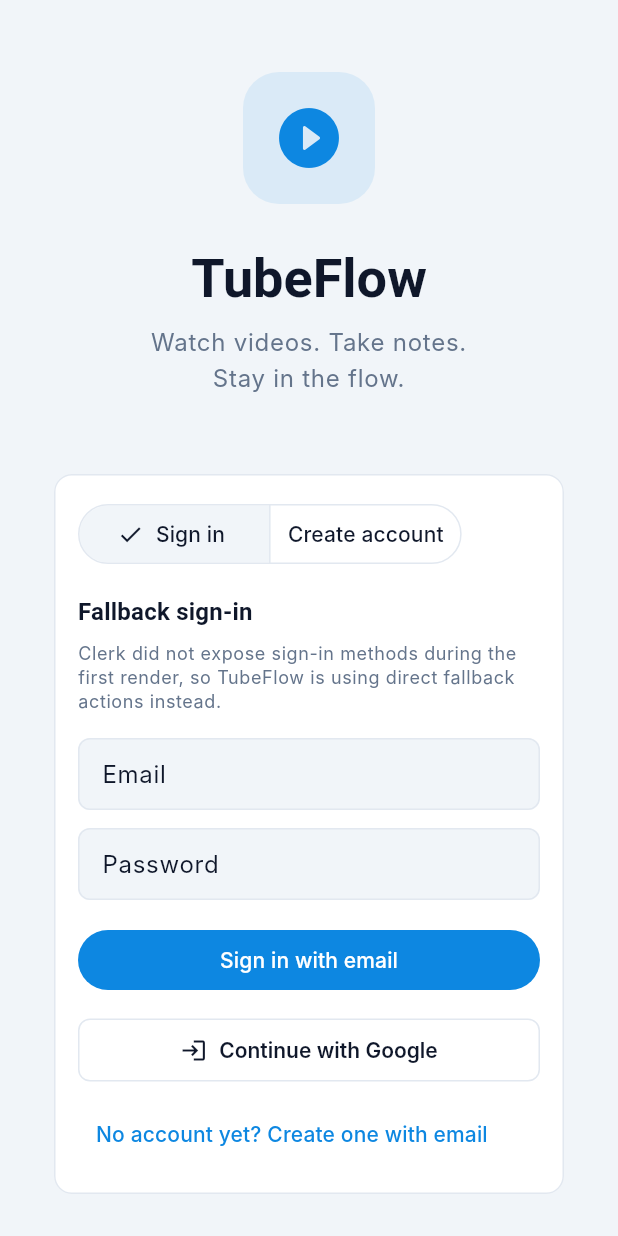
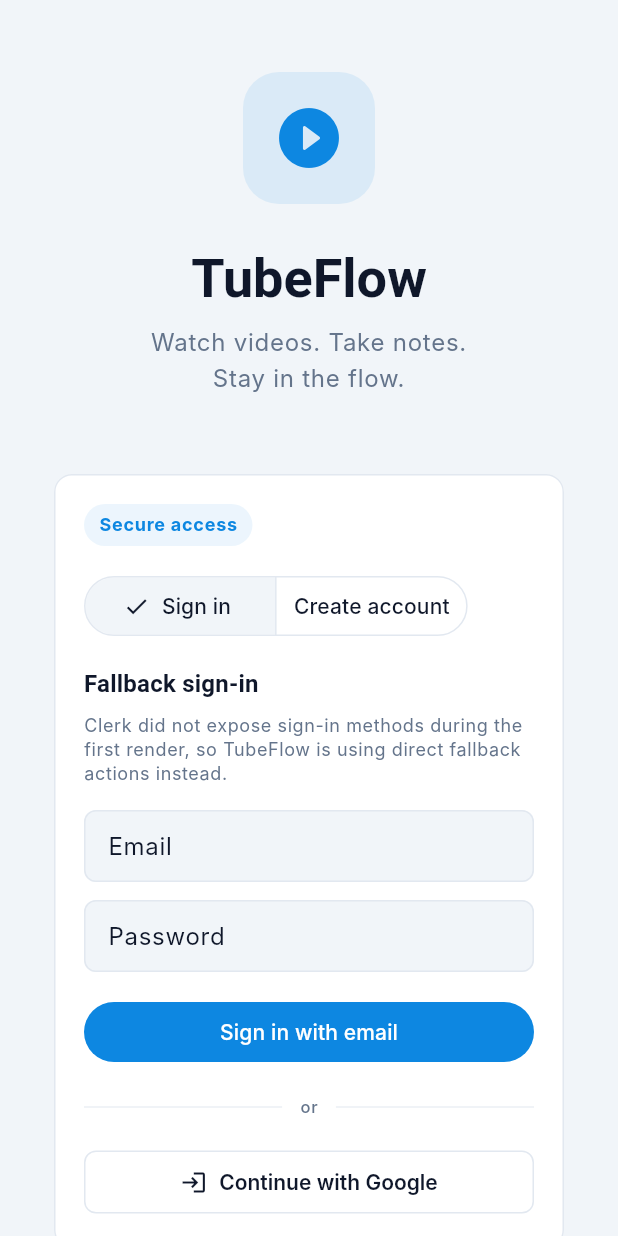
Before and after one commit to diane-defores/tubeflow, a Flutter app: the _SignInScreen screen opened directly with empty values, on a phone screen of 412 x 824 dp. Run offline on Flutter 3.47's test engine with Material 3 defaults, Android fonts, the phone set to English and light mode, and no system bars; our stand-ins replace cached_network_image, flutter_riverpod, go_router, shared_preferences, shimmer; missing offline and left inert: clerk_auth, clerk_flutter, convex_flutter, dart:js_interop; accounts and stored records are empty; Roboto replaces fonts that are missing (DM Sans, Instrument Sans, Inter).

Commit message:
Simplify auth screen actions and tighten sign-in layout

```diff
--- a/lib/auth/auth_gate.dart
+++ b/lib/auth/auth_gate.dart
@@ -718,7 +718,6 @@
         authState.env.socialConnections.any(
           (connection) => connection.strategy.provider == 'google',
         );
-    final showHostedPortalLink = kIsWeb;
     final isSignUpMode = _emailAuthMode == _EmailAuthMode.signUp;
     final description = envEmpty
         ? 'Clerk did not expose sign-in methods during the first render, so TubeFlow is using direct fallback actions instead.'
@@ -730,10 +729,25 @@
 
     return Card(
       child: Padding(
-        padding: const EdgeInsets.all(16),
+        padding: const EdgeInsets.all(20),
         child: Column(
           crossAxisAlignment: CrossAxisAlignment.start,
           children: [
+            Container(
+              padding: const EdgeInsets.symmetric(horizontal: 10, vertical: 6),
+              decoration: BoxDecoration(
+                color: theme.colorScheme.primary.withValues(alpha: 0.08),
+                borderRadius: BorderRadius.circular(999),
+              ),
+              child: Text(
+                'Secure access',
+                style: theme.textTheme.labelMedium?.copyWith(
+                  color: theme.colorScheme.primary,
+                  fontWeight: FontWeight.w700,
+                ),
+              ),
+            ),
+            const SizedBox(height: 16),
             if (hasPassword) ...[
               SegmentedButton<_EmailAuthMode>(
                 segments: const [
@@ -919,7 +933,32 @@
                   ),
                 ),
               ],
-              const SizedBox(height: 12),
+              if (hasGoogle) ...[
+                const SizedBox(height: 18),
+                Row(
+                  children: [
+                    Expanded(
+                      child: Divider(
+                        color: theme.colorScheme.outline.withValues(alpha: 0.7),
+                      ),
+                    ),
+                    Padding(
+                      padding: const EdgeInsets.symmetric(horizontal: 12),
+                      child: Text(
+                        'or',
+                        style: theme.textTheme.labelSmall,
+                      ),
+                    ),
+                    Expanded(
+                      child: Divider(
+                        color: theme.colorScheme.outline.withValues(alpha: 0.7),
+                      ),
+                    ),
+                  ],
+                ),
+                const SizedBox(height: 18),
+              ] else
+                const SizedBox(height: 12),
             ],
             if (hasGoogle)
               SizedBox(
@@ -935,41 +974,30 @@
                 ),
               ),
             if (hasGoogle && kIsWeb) ...[
-              const SizedBox(height: 8),
-              Text(
-                'Google opens the secure TubeFlow account page in this tab.',
-                style: theme.textTheme.bodySmall,
-              ),
-            ],
-            if (showHostedPortalLink) ...[
               const SizedBox(height: 12),
-              SizedBox(
-                width: double.infinity,
-                child: TextButton(
-                  onPressed: loading ? null : _openHostedSignIn,
-                  child: const Text(
-                    'Create account or open more sign-in options',
-                  ),
+              Container(
+                padding: const EdgeInsets.all(12),
+                decoration: BoxDecoration(
+                  color: theme.colorScheme.surfaceContainerHighest
+                      .withValues(alpha: 0.45),
+                  borderRadius: BorderRadius.circular(12),
                 ),
-              ),
-            ],
-            if (hasPassword) ...[
-              const SizedBox(height: 8),
-              Align(
-                alignment: Alignment.centerLeft,
-                child: TextButton(
-                  onPressed: loading
-                      ? null
-                      : () => _setEmailAuthMode(
-                            isSignUpMode
-                                ? _EmailAuthMode.signIn
-                                : _EmailAuthMode.signUp,
-                          ),
-                  child: Text(
-                    isSignUpMode
-                        ? 'Already have an account? Sign in'
-                        : 'No account yet? Create one with email',
-                  ),
+                child: Row(
+                  crossAxisAlignment: CrossAxisAlignment.start,
+                  children: [
+                    Icon(
+                      Icons.open_in_new,
+                      size: 16,
+                      color: theme.colorScheme.primary,
+                    ),
+                    const SizedBox(width: 10),
+                    Expanded(
+                      child: Text(
+                        'Google opens the secure TubeFlow account portal in this tab. Use it for Google sign-in, password recovery, or any extra sign-in methods.',
+                        style: theme.textTheme.bodySmall,
+                      ),
+                    ),
+                  ],
                 ),
               ),
             ],
```
